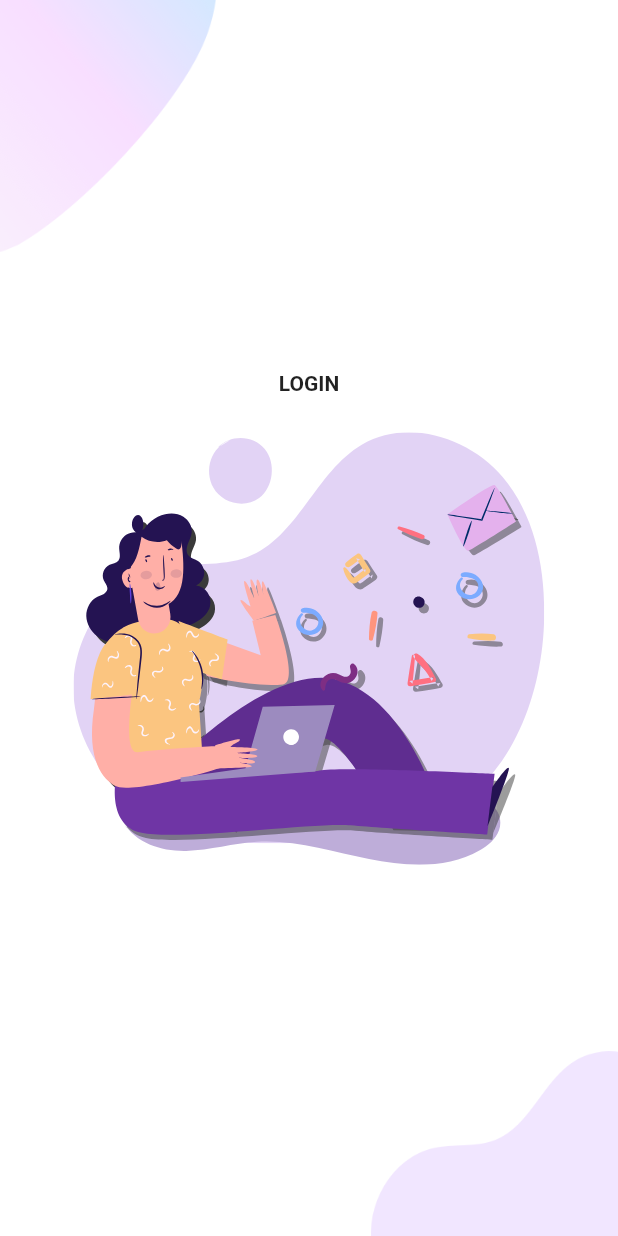
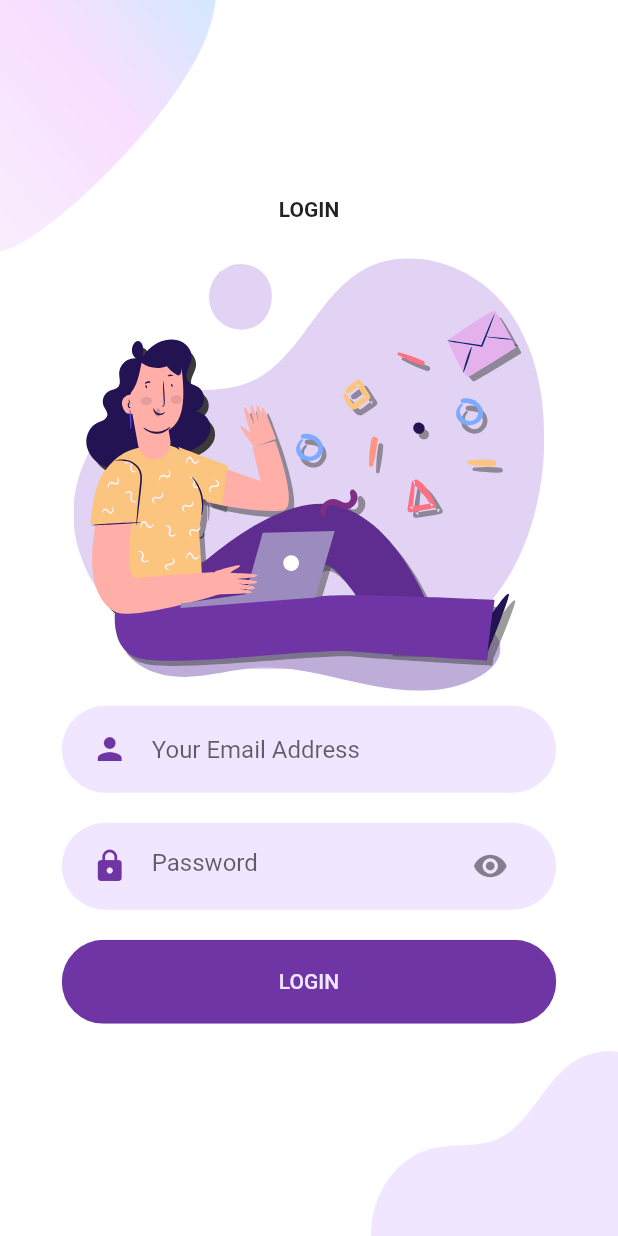
Before and after one commit to hyeyoom/moim, a Flutter app: the screen it shows after launch, after a tap on "LOGIN", on a phone screen of 412 x 824 dp. Run offline on Flutter 3.47's test engine with Material 2 defaults, Android fonts, the phone set to English and light mode, and no system bars; our stand-ins replace flutter_svg.

Commit message:
login screen done

```diff
--- a/moim_app/lib/components/buttons.dart
+++ b/moim_app/lib/components/buttons.dart
@@ -1,4 +1,5 @@
 import 'package:flutter/material.dart';
+import 'package:moim_app/design_system.dart';
 
 class RoundedButton extends StatelessWidget {
   final String text;
@@ -9,8 +10,8 @@ class RoundedButton extends StatelessWidget {
     Key? key,
     required this.text,
     required this.onPress,
-    required this.color,
-    required this.textColor
+    this.color = primaryColor,
+    this.textColor = primaryWeakColor,
   }) : super(key: key);
 
   @override
--- /dev/null
+++ b/moim_app/lib/components/rounded_input_field.dart
@@ -0,0 +1,42 @@
+import 'package:flutter/material.dart';
+import 'package:moim_app/components/text_field_container.dart';
+
+import '../design_system.dart';
+
+enum RoundedInputFieldType { text, password }
+
+class RoundedInputField extends StatelessWidget {
+  final String hintText;
+  final Color color;
+  final IconData icon;
+  final ValueChanged<String> onChanged;
+  final RoundedInputFieldType type;
+
+  const RoundedInputField({
+    Key? key,
+    required this.hintText,
+    required this.icon,
+    required this.onChanged,
+    this.type = RoundedInputFieldType.text,
+    this.color = primaryColor,
+  }) : super(key: key);
+
+  @override
+  Widget build(BuildContext context) {
+    return TextFieldContainer(
+      child: TextField(
+        obscureText: type == RoundedInputFieldType.password,
+        onChanged: onChanged,
+        decoration: InputDecoration(
+          icon: Icon(
+            icon,
+            color: color,
+          ),
+          hintText: hintText,
+          border: InputBorder.none,
+          suffixIcon: type == RoundedInputFieldType.password ? const Icon(Icons.visibility) : null
+        ),
+      ),
+    );
+  }
+}
--- /dev/null
+++ b/moim_app/lib/components/text_field_container.dart
@@ -0,0 +1,25 @@
+import 'package:flutter/material.dart';
+
+import '../design_system.dart';
+
+class TextFieldContainer extends StatelessWidget {
+  final Widget child;
+
+  const TextFieldContainer({
+    Key? key,
+    required this.child,
+  }) : super(key: key);
+
+  @override
+  Widget build(BuildContext context) {
+    Size size = MediaQuery.of(context).size;
+    return Container(
+      margin: const EdgeInsets.symmetric(vertical: 10),
+      padding: const EdgeInsets.symmetric(horizontal: 20, vertical: 5),
+      width: size.width * 0.8,
+      decoration: BoxDecoration(
+          color: primaryWeakColor, borderRadius: BorderRadius.circular(29)),
+      child: child,
+    );
+  }
+}
--- a/moim_app/lib/screens/login/login_body.dart
+++ b/moim_app/lib/screens/login/login_body.dart
@@ -1,10 +1,9 @@
 import 'package:flutter/material.dart';
 import 'package:flutter_svg/flutter_svg.dart';
-import 'package:moim_app/design_system.dart';
 import 'package:moim_app/screens/login/login_background.dart';
 
 import '../../components/buttons.dart';
-import '../login/login_screen.dart';
+import '../../components/rounded_input_field.dart';
 
 class LoginBody extends StatelessWidget {
   const LoginBody({Key? key}) : super(key: key);
@@ -12,7 +11,8 @@ class LoginBody extends StatelessWidget {
   @override
   Widget build(BuildContext context) {
     Size size = MediaQuery.of(context).size;
-    return LoginBackground(
+    return SingleChildScrollView(
+      child: LoginBackground(
         child: Column(
           mainAxisAlignment: MainAxisAlignment.center,
           crossAxisAlignment: CrossAxisAlignment.center,
@@ -24,7 +24,9 @@ class LoginBody extends StatelessWidget {
                 style: TextStyle(fontWeight: FontWeight.bold),
               ),
             ),
-          SizedBox(height: size.height * 0.03,),
+            SizedBox(
+              height: size.height * 0.03,
+            ),
             Align(
               alignment: AlignmentDirectional.center,
               child: SvgPicture.asset(
@@ -32,7 +34,23 @@ class LoginBody extends StatelessWidget {
                 height: size.height * 0.35,
               ),
             ),
+            RoundedInputField(
+              onChanged: (value) {},
+              hintText: 'Your Email Address',
+              icon: Icons.person,
+            ),
+            RoundedInputField(
+              onChanged: (value) {},
+              hintText: 'Password',
+              icon: Icons.lock,
+              type: RoundedInputFieldType.password,
+            ),
+            RoundedButton(
+              text: 'LOGIN',
+              onPress: () {},
+            )
           ],
+        ),
       ),
     );
   }
--- a/moim_app/lib/screens/login/login_screen.dart
+++ b/moim_app/lib/screens/login/login_screen.dart
@@ -6,11 +6,14 @@ class LoginScreen extends StatelessWidget {
 
   @override
   Widget build(BuildContext context) {
-    return Scaffold(
-      body: Container(
-        color: Colors.white,
-        child: LoginBody(),
-      ),
+    return GestureDetector(
+      onTap: () => FocusManager.instance.primaryFocus?.unfocus(),
+      child: Scaffold(
+          body: Container(
+            color: Colors.white,
+            child: LoginBody(),
+          ),
+        ),
     );
   }
 }
```
Lines whose indentation alone changed are shown as unchanged.
